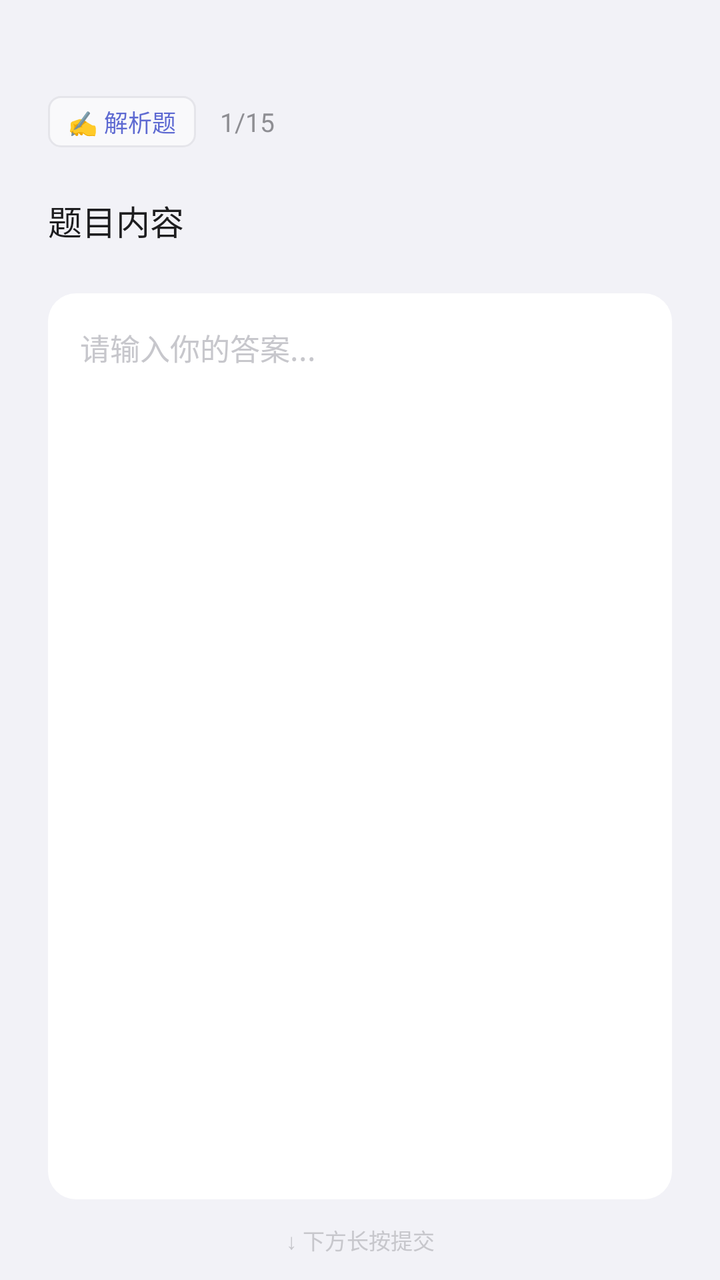
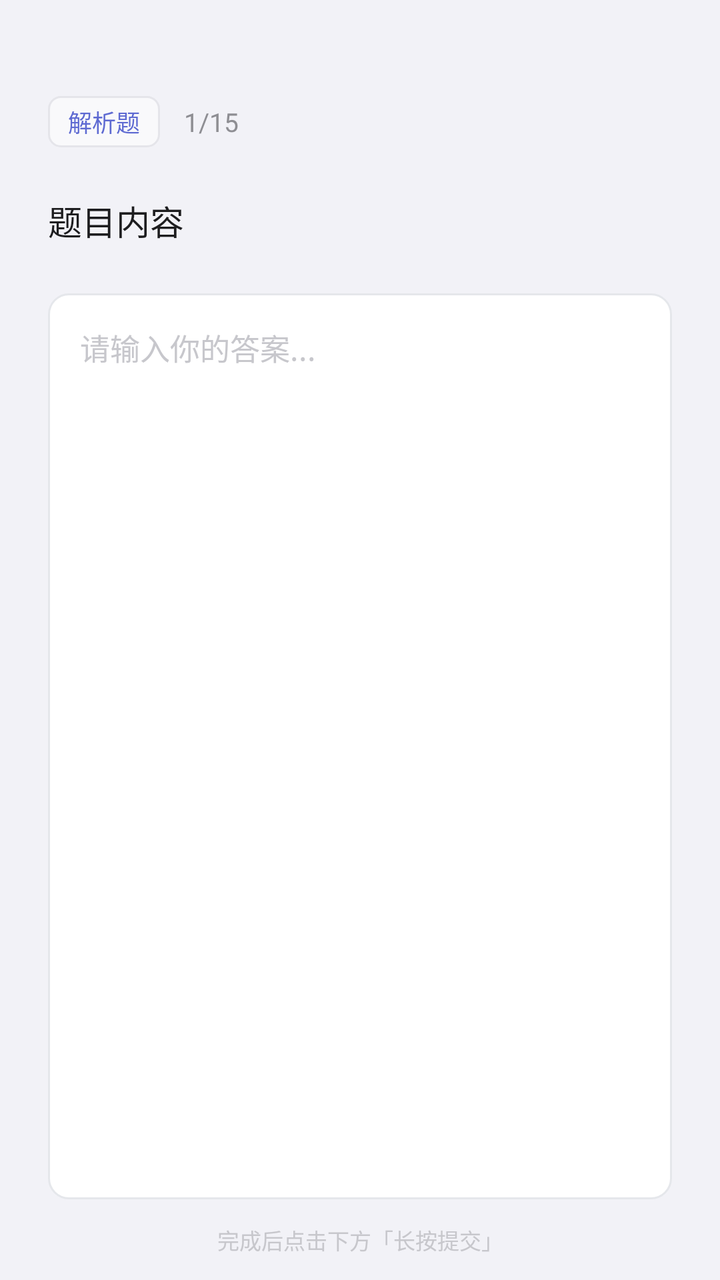

An Android layout rendered at two revisions. The XML below is the earlier revision; the diff shows what the commit changed to produce the second picture.
<!-- AndroidManifest.xml: application theme Theme.ZnxsglStudent -->
<!-- res/layout/item_quiz_analysis.xml -->
<?xml version="1.0" encoding="utf-8"?>
<LinearLayout xmlns:android="http://schemas.android.com/apk/res/android"
    android:layout_width="match_parent"
    android:layout_height="match_parent"
    android:orientation="vertical"
    android:background="@color/canvas"
    android:paddingTop="48dp"
    android:paddingHorizontal="24dp">

    <LinearLayout android:layout_width="match_parent" android:layout_height="wrap_content"
        android:orientation="horizontal" android:gravity="center_vertical"
        android:layout_marginBottom="24dp">
        <TextView android:id="@+id/tv_quiz_tag" android:layout_width="wrap_content"
            android:layout_height="wrap_content" android:text="✍️ 解析题"
            android:textSize="12sp" android:textColor="@color/primary"
            android:paddingHorizontal="10dp" android:paddingVertical="4dp"
            android:background="@drawable/bg_tag" />
        <TextView android:id="@+id/tv_quiz_num" android:layout_width="wrap_content"
            android:layout_height="wrap_content" android:text="1/15"
            android:textSize="13sp" android:textColor="@color/ink_subtle"
            android:layout_marginStart="12dp" />
    </LinearLayout>

    <TextView android:id="@+id/tv_quiz_question" android:layout_width="match_parent"
        android:layout_height="wrap_content" android:text="题目内容"
        android:textSize="17sp" android:textColor="@color/ink"
        android:lineSpacingExtra="6dp" android:layout_marginBottom="24dp" />

    <EditText android:id="@+id/et_answer" android:layout_width="match_parent"
        android:layout_height="0dp" android:layout_weight="1"
        android:gravity="top" android:padding="16dp"
        android:background="@drawable/bg_card_entry"
        android:hint="请输入你的答案..."
        android:textSize="15sp" android:textColor="@color/ink"
        android:textColorHint="@color/ink_tertiary" />

    <TextView android:layout_width="match_parent"
        android:layout_height="wrap_content" android:text="↓ 下方长按提交"
        android:textSize="11sp" android:textColor="@color/ink_tertiary"
        android:gravity="center" android:padding="12dp" />
</LinearLayout>
<!-- resources referenced by this layout -->
<resources>
  <color name="canvas">#F2F2F7</color>
  <color name="ink">#1D1D1F</color>
  <color name="ink_subtle">#8E8E93</color>
  <color name="ink_tertiary">#C7C7CC</color>
  <color name="primary">#5E6AD2</color>
  <!-- drawable bg_card_entry (drawable) -->
  <?xml version="1.0" encoding="utf-8"?>
  <shape xmlns:android="http://schemas.android.com/apk/res/android">
      <solid android:color="@color/surface_1" />
      <corners android:radius="14dp" />
      <stroke android:width="0dp" android:color="#00000000" />
  </shape>
  <!-- drawable bg_tag (drawable) -->
  <?xml version="1.0" encoding="utf-8"?>
  <shape xmlns:android="http://schemas.android.com/apk/res/android">
      <solid android:color="@color/surface_2" />
      <corners android:radius="6dp" />
      <stroke android:width="1dp" android:color="@color/hairline" />
  </shape>
  <style name="Theme.ZnxsglStudent" parent="Base.Theme.ZnxsglStudent" />
  <color name="surface_1">#FFFFFF</color>
  <color name="surface_2">#F9F9FB</color>
  <color name="hairline">#E5E5EA</color>
  <style name="Base.Theme.ZnxsglStudent" parent="Theme.Material3.Light.NoActionBar">
          <item name="android:statusBarColor">@color/canvas</item>
          <item name="android:navigationBarColor">@color/canvas</item>
          <item name="android:windowLightStatusBar">true</item>
          <item name="android:windowBackground">@color/canvas</item>
          <item name="colorPrimary">@color/primary</item>
          <item name="colorOnPrimary">@color/on_primary</item>
          <item name="colorSurface">@color/surface_1</item>
          <item name="colorOnSurface">@color/ink</item>
      </style>
  <color name="on_primary">#FFFFFF</color>
</resources>

<!-- the commit's change to res/layout/item_quiz_analysis.xml (unified diff, before → after) -->
@@ -11,7 +11,7 @@
         android:orientation="horizontal" android:gravity="center_vertical"
         android:layout_marginBottom="24dp">
         <TextView android:id="@+id/tv_quiz_tag" android:layout_width="wrap_content"
-            android:layout_height="wrap_content" android:text="✍️ 解析题"
+            android:layout_height="wrap_content" android:text="解析题"
             android:textSize="12sp" android:textColor="@color/primary"
             android:paddingHorizontal="10dp" android:paddingVertical="4dp"
             android:background="@drawable/bg_tag" />
@@ -29,13 +29,13 @@
     <EditText android:id="@+id/et_answer" android:layout_width="match_parent"
         android:layout_height="0dp" android:layout_weight="1"
         android:gravity="top" android:padding="16dp"
-        android:background="@drawable/bg_card_entry"
+        android:background="@drawable/bg_input"
         android:hint="请输入你的答案..."
         android:textSize="15sp" android:textColor="@color/ink"
         android:textColorHint="@color/ink_tertiary" />
 
     <TextView android:layout_width="match_parent"
-        android:layout_height="wrap_content" android:text="↓ 下方长按提交"
+        android:layout_height="wrap_content" android:text="完成后点击下方「长按提交」"
         android:textSize="11sp" android:textColor="@color/ink_tertiary"
         android:gravity="center" android:padding="12dp" />
 </LinearLayout>
<!-- resource entries referenced after the edit -->
@@ -5,12 +5,13 @@
   <color name="ink_subtle">#8E8E93</color>
   <color name="ink_tertiary">#C7C7CC</color>
   <color name="primary">#5E6AD2</color>
-  <!-- drawable bg_card_entry (drawable) -->
+  <!-- drawable bg_input (drawable) -->
   <?xml version="1.0" encoding="utf-8"?>
-  <shape xmlns:android="http://schemas.android.com/apk/res/android">
-      <solid android:color="@color/surface_1" />
-      <corners android:radius="14dp" />
-      <stroke android:width="0dp" android:color="#00000000" />
+  <shape xmlns:android="http://schemas.android.com/apk/res/android"
+      android:shape="rectangle">
+      <solid android:color="#FFFFFF" />
+      <corners android:radius="10dp" />
+      <stroke android:width="1dp" android:color="#E5E7EB" />
   </shape>
   <!-- drawable bg_tag (drawable) -->
   <?xml version="1.0" encoding="utf-8"?>
